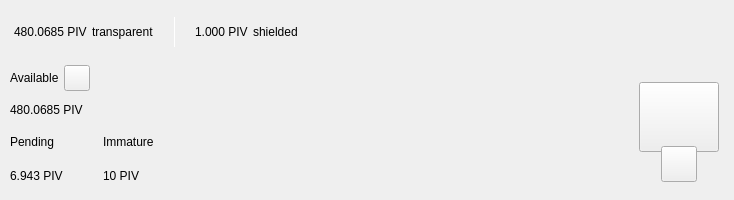
The window that source/src/qt/ammocoin/forms/topbar.ui (everquin/AMMOcoin) describes before a commit, drawn with Qt 5.
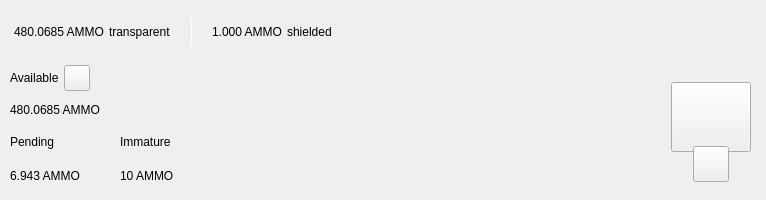
The same window after the commit. Custom widgets are drawn as their Qt base class.

```diff
--- a/source/src/qt/ammocoin/forms/topbar.ui
+++ b/source/src/qt/ammocoin/forms/topbar.ui
@@ -119,7 +119,7 @@
                <string notr="true">padding:0px;margin:0px;</string>
               </property>
               <property name="text">
-               <string notr="true">480.0685 PIV</string>
+               <string notr="true">480.0685 AMMO</string>
               </property>
              </widget>
             </item>
@@ -195,7 +195,7 @@
                </size>
               </property>
               <property name="text">
-               <string notr="true">1.000 PIV</string>
+               <string notr="true">1.000 AMMO</string>
               </property>
              </widget>
             </item>
@@ -474,7 +474,7 @@
              <item>
               <widget class="QLabel" name="labelAmountPiv">
                <property name="text">
-                <string notr="true">480.0685 PIV</string>
+                <string notr="true">480.0685 AMMO</string>
                </property>
               </widget>
              </item>
@@ -529,7 +529,7 @@
                  <item>
                   <widget class="QLabel" name="labelPendingPiv">
                    <property name="text">
-                    <string notr="true">6.943 PIV</string>
+                    <string notr="true">6.943 AMMO</string>
                    </property>
                   </widget>
                  </item>
@@ -583,7 +583,7 @@
                  <item>
                   <widget class="QLabel" name="labelImmaturePiv">
                    <property name="text">
-                    <string notr="true">10 PIV</string>
+                    <string notr="true">10 AMMO</string>
                    </property>
                   </widget>
                  </item>
```
